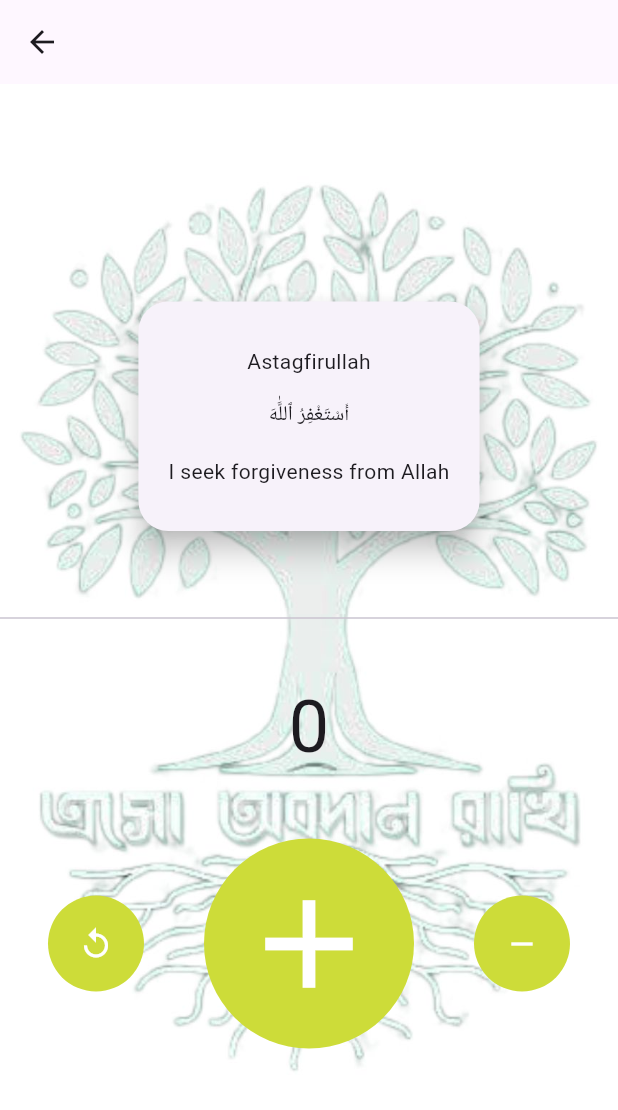
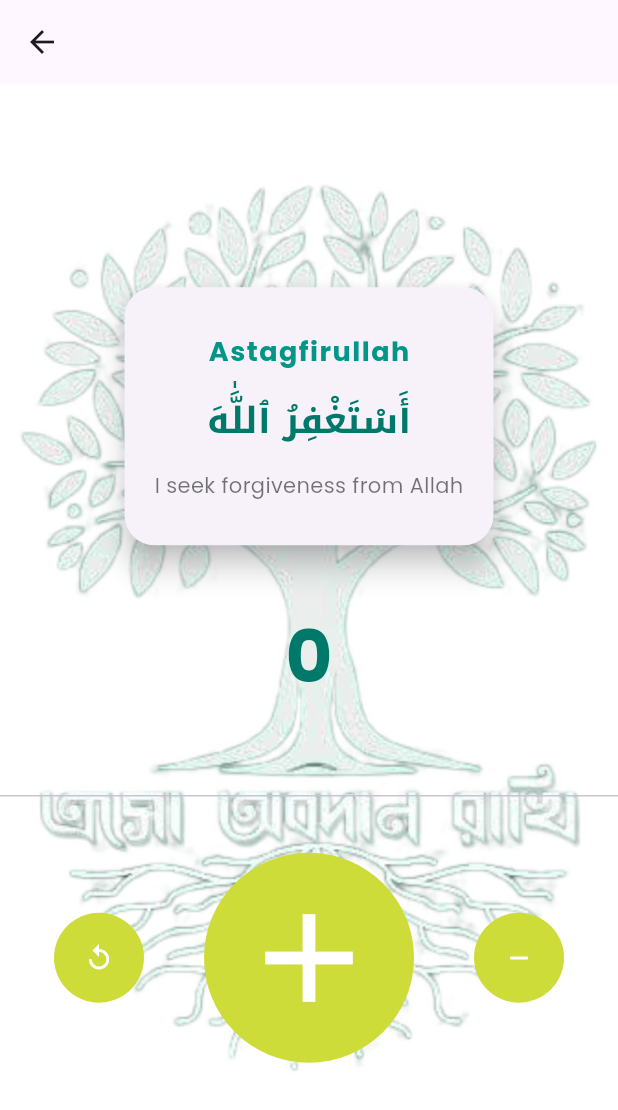
Before and after one commit to Fardeenhimself/flutter_tasbeeh_app, a Flutter app: the ReflectCategory screen opened by its route, after a tap on "Astagfirullah", on a phone screen of 412 x 824 dp. Shown: the top 1110 px of the screen. Run offline on Flutter 3.47's test engine with Material 3 defaults, Android fonts, the phone set to English and light mode, and no system bars; our stand-ins replace google_fonts.

Commit message:
Implemented Custom Styles

```diff
--- a/lib/pages/counter_page.dart
+++ b/lib/pages/counter_page.dart
@@ -1,6 +1,7 @@
 import 'package:flutter/material.dart';
 import 'package:tasbeeh_app/model/reflect_model.dart';
 import 'package:tasbeeh_app/utils/counter_page_card.dart';
+import 'package:tasbeeh_app/utils/custom_app_style.dart';
 
 class CounterPage extends StatefulWidget {
   const CounterPage({super.key, required this.reflectionType});
@@ -62,20 +63,11 @@ class _CounterPageState extends State<CounterPage> {
                 Row(
                   mainAxisAlignment: MainAxisAlignment.center,
                   children: [
-                    IconButton(
-                      onPressed: () => resetCounter(),
+                    CustomAppStyle.styledIconButton(
+                      onPress: () => resetCounter(),
                       icon: Icon(Icons.replay),
-                      style: IconButton.styleFrom(
-                        backgroundColor: Colors.lime,
-                        foregroundColor: Colors.white,
-                        enableFeedback: true,
-                        shape: CircleBorder(),
-                        padding: EdgeInsets.symmetric(
-                          horizontal: 40,
-                          vertical: 20,
-                        ),
-                      ),
                     ),
+                    //Plus Button
                     IconButton(
                       onPressed: () => incrementCounter(),
                       icon: Icon(Icons.add),
@@ -92,19 +84,9 @@ class _CounterPageState extends State<CounterPage> {
                         elevation: 8,
                       ),
                     ),
-                    IconButton(
-                      onPressed: () => decrementCounter(),
+                    CustomAppStyle.styledIconButton(
+                      onPress: () => decrementCounter(),
                       icon: Icon(Icons.remove),
-                      style: IconButton.styleFrom(
-                        backgroundColor: Colors.lime,
-                        foregroundColor: Colors.white,
-                        enableFeedback: true,
-                        shape: CircleBorder(),
-                        padding: EdgeInsets.symmetric(
-                          horizontal: 40,
-                          vertical: 20,
-                        ),
-                      ),
                     ),
                   ],
                 ),
--- a/lib/pages/reflect_category.dart
+++ b/lib/pages/reflect_category.dart
@@ -2,6 +2,7 @@ import 'package:flutter/material.dart';
 import 'package:tasbeeh_app/lists/reflect_list.dart';
 import 'package:tasbeeh_app/model/reflect_model.dart';
 import 'package:tasbeeh_app/pages/counter_page.dart';
+import 'package:tasbeeh_app/utils/custom_app_style.dart';
 import 'package:tasbeeh_app/utils/custom_category_card.dart';
 
 class ReflectCategory extends StatelessWidget {
@@ -13,15 +14,7 @@ class ReflectCategory extends StatelessWidget {
   Widget build(BuildContext context) {
     return Scaffold(
       appBar: AppBar(
-        title: Text(
-          'Reflect',
-          style: TextStyle(
-            fontSize: 30,
-            fontWeight: FontWeight.bold,
-            color: Colors.white,
-            letterSpacing: 1,
-          ),
-        ),
+        title: Text('Reflect', style: CustomAppStyle.appBarStyle),
         centerTitle: true,
         elevation: 40,
         backgroundColor: Colors.green,
--- a/lib/utils/counter_page_card.dart
+++ b/lib/utils/counter_page_card.dart
@@ -1,5 +1,6 @@
 import 'package:flutter/material.dart';
 import 'package:tasbeeh_app/model/reflect_model.dart';
+import 'package:tasbeeh_app/utils/custom_app_style.dart';
 
 class CounterPageCard extends StatelessWidget {
   const CounterPageCard({
@@ -26,23 +27,36 @@ class CounterPageCard extends StatelessWidget {
             padding: const EdgeInsets.symmetric(vertical: 30, horizontal: 20),
             child: Column(
               children: [
-                Text(reflectionType.title),
+                Text(
+                  reflectionType.title,
+                  style: CustomAppStyle.cardTitleStyle,
+                ),
                 const SizedBox(height: 16),
-                Text(reflectionType.arabic),
+                Text(
+                  reflectionType.arabic,
+                  style: CustomAppStyle.cardArabicStyle,
+                ),
                 const SizedBox(height: 16),
-                Text(reflectionType.translation),
+                Text(
+                  reflectionType.translation,
+                  style: CustomAppStyle.cardTranslationStyle,
+                ),
               ],
             ),
+          ),
+        ),
+
+        //The Counter
+        Padding(
+          padding: const EdgeInsets.all(20.0),
+          child: Text(
+            counter.toString(),
+            style: CustomAppStyle.counterNumberStyle,
           ),
         ),
         const SizedBox(height: 30),
         const Divider(),
         const SizedBox(height: 10),
-        //The Counter
-        Padding(
-          padding: const EdgeInsets.all(20.0),
-          child: Text(counter.toString(), style: TextStyle(fontSize: 48)),
-        ),
       ],
     );
   }
--- a/lib/utils/custom_app_style.dart
+++ b/lib/utils/custom_app_style.dart
@@ -1 +1,82 @@
 import 'package:flutter/material.dart';
+
+import 'package:google_fonts/google_fonts.dart';
+
+class CustomAppStyle {
+  //App Bar Style
+  static final appBarStyle = GoogleFonts.lobster(
+    fontSize: 35,
+    fontWeight: FontWeight.bold,
+    letterSpacing: 1.5,
+    color: Colors.white,
+  );
+
+  //Text style for card
+  static final cardTitleStyle = GoogleFonts.poppins(
+    fontSize: 18,
+    fontWeight: FontWeight.bold,
+    color: Colors.teal,
+    letterSpacing: 1,
+  );
+
+  //Arabic Text Style
+  static final cardArabicStyle = GoogleFonts.notoKufiArabic(
+    fontSize: 24,
+    color: Colors.teal.shade700,
+    fontWeight: FontWeight.w600,
+  );
+
+  //Translation Text
+  static final cardTranslationStyle = GoogleFonts.poppins(
+    fontSize: 14,
+    color: Colors.black54,
+  );
+
+  //Counter number Style
+  static final counterNumberStyle = GoogleFonts.poppins(
+    fontSize: 48,
+    fontWeight: FontWeight.bold,
+    color: Colors.teal.shade700,
+  );
+
+  // Reusable Card Style
+  static Card styledCard({required Widget child}) {
+    return Card(
+      elevation: 6,
+      color: Colors.white.withAlpha(190),
+      shadowColor: Colors.grey.shade300,
+      shape: RoundedRectangleBorder(borderRadius: BorderRadius.circular(16)),
+      child: Padding(
+        padding: const EdgeInsets.symmetric(vertical: 16, horizontal: 20),
+        child: child,
+      ),
+    );
+  }
+
+  //Reusable Button
+  static IconButton styledIconButton({
+    required Icon icon,
+    required VoidCallback onPress,
+  }) {
+    return IconButton(
+      onPressed: onPress,
+      icon: icon,
+      style: IconButton.styleFrom(
+        backgroundColor: Colors.lime,
+        foregroundColor: Colors.white,
+        iconSize: 20,
+        enableFeedback: true,
+        shape: CircleBorder(),
+        padding: EdgeInsets.symmetric(horizontal: 40, vertical: 20),
+        elevation: 8,
+      ),
+    );
+  }
+
+  static Widget roundImage(String imagePath) {
+    return ClipRRect(
+      borderRadius: BorderRadiusGeometry.circular(12),
+      child: Image.asset(imagePath, width: 60, height: 60),
+    );
+  }
+}
--- a/lib/utils/custom_category_card.dart
+++ b/lib/utils/custom_category_card.dart
@@ -1,5 +1,6 @@
 import 'package:flutter/material.dart';
 import 'package:tasbeeh_app/model/reflect_model.dart';
+import 'custom_app_style.dart';
 
 class CustomCategoryCard extends StatelessWidget {
   const CustomCategoryCard({
@@ -31,11 +32,17 @@ class CustomCategoryCard extends StatelessWidget {
               child: Column(
                 crossAxisAlignment: CrossAxisAlignment.start,
                 children: [
-                  Text(reflection.title),
+                  Text(reflection.title, style: CustomAppStyle.cardTitleStyle),
                   const SizedBox(height: 10),
-                  Text(reflection.arabic),
+                  Text(
+                    reflection.arabic,
+                    style: CustomAppStyle.cardArabicStyle,
+                  ),
                   const SizedBox(height: 10),
-                  Text(reflection.translation),
+                  Text(
+                    reflection.translation,
+                    style: CustomAppStyle.cardTranslationStyle,
+                  ),
                 ],
               ),
             ),
```
Also changed, not shown: lib/pages/asma_husna.dart (+7 -1 lines), lib/pages/home.dart (+2 -9 lines), lib/utils/custom_home_card.dart (+43 -26 lines).
